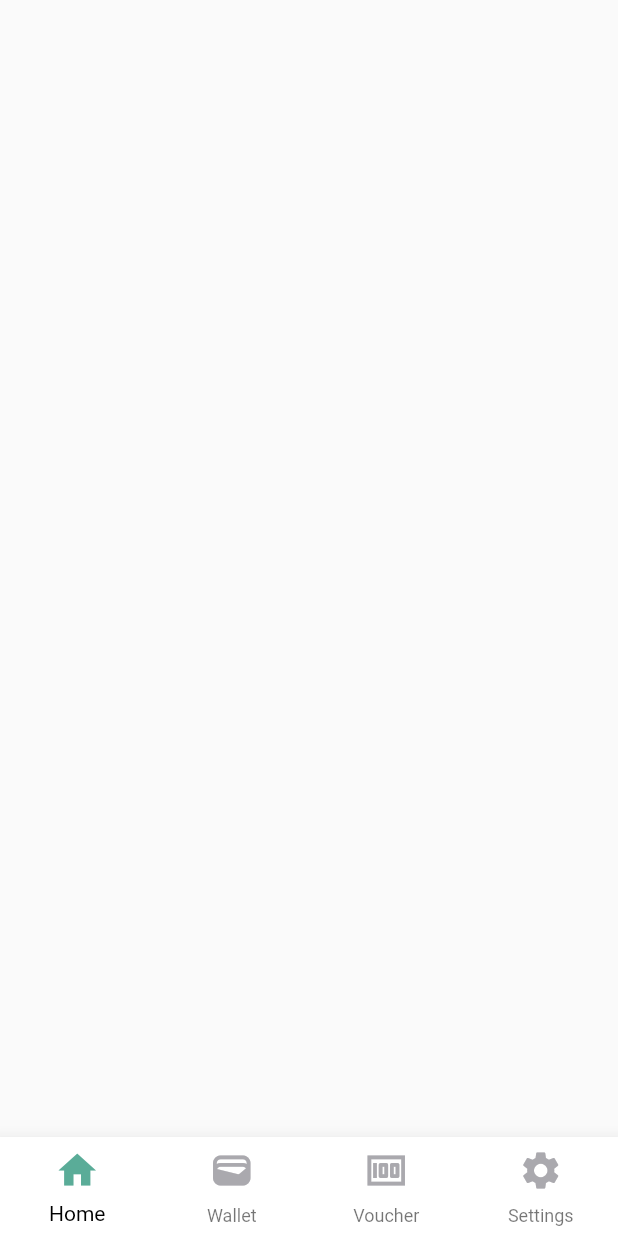
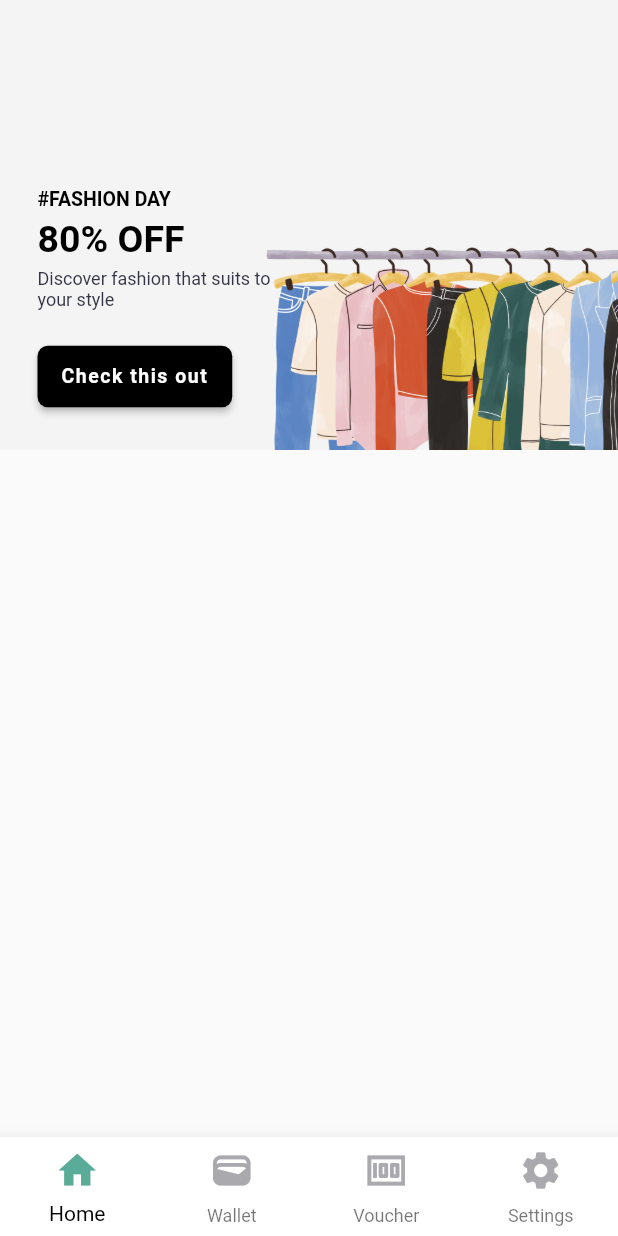
Before and after one commit to igefadele/monie_ecom, a Flutter app: the screen it shows after launch, on a phone screen of 412 x 824 dp. Run offline on Flutter 3.47's test engine with Material 2 defaults, Android fonts, the phone set to English and light mode, and no system bars; drawn by our look-alikes of carousel_slider.

Commit message:
home slider added

```diff
--- a/lib/main.dart
+++ b/lib/main.dart
@@ -1,7 +1,19 @@
 import 'package:flutter/material.dart';
+import 'package:flutter/services.dart';
 import 'package:moniepointtest/wrappers/app_container.dart';
 
 void main() {
+  //
+  SystemChrome.setSystemUIOverlayStyle(const SystemUiOverlayStyle(
+    //statusBarColor: Colors.transparent,
+    statusBarColor: Colors.transparent,
+    statusBarBrightness: Brightness.dark,
+    statusBarIconBrightness: Brightness.dark,
+    systemNavigationBarColor: Colors.black,
+    systemNavigationBarDividerColor: Colors.black,
+    systemNavigationBarIconBrightness: Brightness.light,
+  ));
+  //
   runApp(const MyApp());
 }
 
--- /dev/null
+++ b/lib/screens/home/components/home_slider.dart
@@ -0,0 +1,49 @@
+import 'package:carousel_slider/carousel_slider.dart';
+import 'package:flutter/material.dart';
+import 'package:moniepointtest/screens/home/components/slider_container.dart';
+import 'package:moniepointtest/screens/home/home_screen.dart';
+
+class HomeSlider extends StatelessWidget {
+  const HomeSlider({super.key});
+
+  @override
+  Widget build(BuildContext context) {
+    return CarouselSlider(
+      items: const [
+        //1st Image of Slider
+        SliderContainer(
+          assetImage: AssetImage("assets/monie_ecom_slider/1.png"),
+          sliderTag: '#FASHION DAY',
+          sliderTitle: '80% OFF',
+          sliderDescription: 'Discover fashion that suits to \nyour style',
+          buttonText: 'Check this out',
+          sliderTitleFontSize: 25,
+          screen: HomeScreen(),
+        ),
+
+        //2nd Image of Slider
+        SliderContainer(
+          assetImage: AssetImage("assets/monie_ecom_slider/2.png"),
+          sliderTag: '#BEAUTY SALE',
+          sliderTitle: 'DISCOVER OUR \nBEAUTY COLLECTION',
+          sliderDescription: '',
+          buttonText: 'Check this out',
+          sliderTitleFontSize: 20,
+          screen: HomeScreen(),
+        ),
+      ],
+
+      //Slider Container properties
+      options: CarouselOptions(
+        height: 300.0,
+        //enlargeCenterPage: true,
+        autoPlay: false,
+        //aspectRatio: 16 / 9,
+        autoPlayCurve: Curves.fastOutSlowIn,
+        enableInfiniteScroll: true,
+        autoPlayAnimationDuration: const Duration(milliseconds: 800),
+        viewportFraction: 1.0,
+      ),
+    );
+  }
+}
--- /dev/null
+++ b/lib/screens/home/components/slider_container.dart
@@ -0,0 +1,121 @@
+import 'package:moniepointtest/res/custom_colors.dart';
+import 'package:flutter/material.dart';
+
+class SliderContainer extends StatelessWidget {
+  final String? sliderTag;
+  final AssetImage? assetImage;
+  final String? sliderTitle;
+  final String? sliderDescription;
+  final Widget? screen;
+  final String? buttonText;
+  final double sliderTitleFontSize;
+
+  const SliderContainer({
+    Key? key,
+    required this.assetImage,
+    required this.sliderTitle,
+    required this.sliderDescription,
+    required this.screen,
+    required this.sliderTag,
+    required this.buttonText,
+    required this.sliderTitleFontSize,
+  }) : super(key: key);
+
+  @override
+  Widget build(BuildContext context) {
+    return GestureDetector(
+      onTap: () {
+        Navigator.of(context).push(
+          MaterialPageRoute(
+            builder: (context) => screen!,
+          ),
+        );
+      },
+      child: Container(
+        //margin: const EdgeInsets.all(6.0),
+        width: double.infinity,
+        decoration: BoxDecoration(
+          image: DecorationImage(
+            image: assetImage ??
+                const AssetImage('assets/monie_ecom_slider/1.png'),
+            fit: BoxFit.cover,
+          ),
+        ),
+        child: Container(
+          padding: const EdgeInsets.only(
+            top: 25,
+            bottom: 25,
+            left: 25,
+            right: 25,
+          ),
+          child: Column(
+            mainAxisAlignment: MainAxisAlignment.end,
+            crossAxisAlignment: CrossAxisAlignment.start,
+            children: [
+              Container(
+                child: Text(
+                  sliderTag.toString(),
+                  textAlign: TextAlign.left,
+                  style: const TextStyle(
+                      color: Palette.monieBlack1,
+                      fontSize: 13,
+                      fontWeight: FontWeight.bold),
+                ),
+              ),
+              const SizedBox(height: 5),
+              Container(
+                child: Text(
+                  sliderTitle.toString(),
+                  textAlign: TextAlign.left,
+                  style: TextStyle(
+                    color: Palette.monieBlack1,
+                    fontSize: sliderTitleFontSize,
+                    fontWeight: FontWeight.bold,
+                  ),
+                ),
+              ),
+              const SizedBox(height: 5),
+              Container(
+                child: Text(
+                  sliderDescription.toString(),
+                  textAlign: TextAlign.left,
+                  style: const TextStyle(
+                    color: Palette.monieBlack3,
+                    fontSize: 12,
+                  ),
+                ),
+              ),
+              const SizedBox(height: 20),
+              ElevatedButton(
+                style: ButtonStyle(
+                  backgroundColor: MaterialStateProperty.all(
+                    Palette.monieBlack1,
+                  ),
+                  shape: MaterialStateProperty.all(
+                    RoundedRectangleBorder(
+                      borderRadius: BorderRadius.circular(7),
+                    ),
+                  ),
+                ),
+                onPressed: () {},
+                child: Padding(
+                  padding: const EdgeInsets.only(top: 13.0, bottom: 13.0),
+                  child: Text(
+                    buttonText.toString(),
+                    textAlign: TextAlign.center,
+                    style: const TextStyle(
+                      fontSize: 13,
+                      fontWeight: FontWeight.bold,
+                      color: Palette.monieWhite,
+                      letterSpacing: 1,
+                    ),
+                  ),
+                ),
+              )
+            ],
+          ),
+        ),
+      ),
+    );
+  }
+}
--- a/lib/screens/home/home_screen.dart
+++ b/lib/screens/home/home_screen.dart
@@ -1,5 +1,6 @@
 import 'package:moniepointtest/res/custom_colors.dart';
 import 'package:flutter/material.dart';
+import 'package:moniepointtest/screens/home/components/home_slider.dart';
 
 class HomeScreen extends StatefulWidget {
   const HomeScreen({super.key});
@@ -11,6 +12,16 @@ class HomeScreen extends StatefulWidget {
 class HomeScreenState extends State<HomeScreen> {
   @override
   Widget build(BuildContext context) {
-    return const Scaffold();
+    return Scaffold(
+      extendBodyBehindAppBar: true,
+      backgroundColor: Colors.transparent,
+      body: SingleChildScrollView(
+        child: Column(
+          children: const [
+            HomeSlider(),
+          ],
+        ),
+      ),
+    );
   }
 }
--- /dev/null
+++ b/lib/screens/product_single/product_single_screen.dart
@@ -0,0 +1,16 @@
+import 'package:moniepointtest/res/custom_colors.dart';
+import 'package:flutter/material.dart';
+
+class ProductSingleScreen extends StatefulWidget {
+  const ProductSingleScreen({super.key});
+
+  @override
+  ProductSingleScreenState createState() => ProductSingleScreenState();
+}
+
+class ProductSingleScreenState extends State<ProductSingleScreen> {
+  @override
+  Widget build(BuildContext context) {
+    return const Scaffold();
+  }
+}
--- a/pubspec.yaml
+++ b/pubspec.yaml
@@ -9,6 +9,7 @@ dependencies:
   flutter:
     sdk: flutter
   cupertino_icons: ^1.0.2
+  carousel_slider: ^4.2.1
 
 dev_dependencies:
   flutter_test:
@@ -19,6 +20,10 @@ flutter:
 
   assets:
     - assets/
+    - assets/monie_ecom_home/
+    - assets/monie_ecom_product/
+    - assets/monie_ecom_slider/
+
 
 
   # fonts:
```
Also changed, not shown: assets/monie_ecom_slider/1.png (added), assets/monie_ecom_slider/2.png (added), pubspec.lock.
